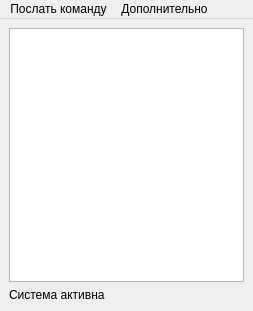
Above: ui/netPing.ui from evgs89/netping before the change. Below: the same form after it.
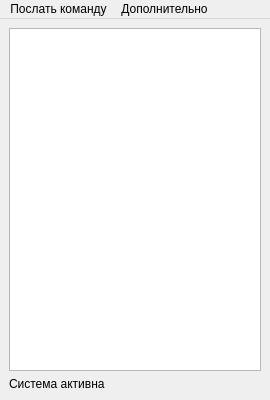
That is the form after the change. Icons and pictures are not drawn.

Commit message: Добавлена информация о версии программы

```diff
--- a/ui/netPing.ui
+++ b/ui/netPing.ui
@@ -6,8 +6,8 @@
    <rect>
     <x>0</x>
     <y>0</y>
-    <width>253</width>
-    <height>311</height>
+    <width>270</width>
+    <height>400</height>
    </rect>
   </property>
   <property name="windowTitle">
@@ -42,7 +42,7 @@
     <rect>
      <x>0</x>
      <y>0</y>
-     <width>253</width>
+     <width>270</width>
      <height>23</height>
     </rect>
    </property>
```
Left out of the diff: 6 changed lines with no effect on the pictures. The commit also changes 3 other files.
